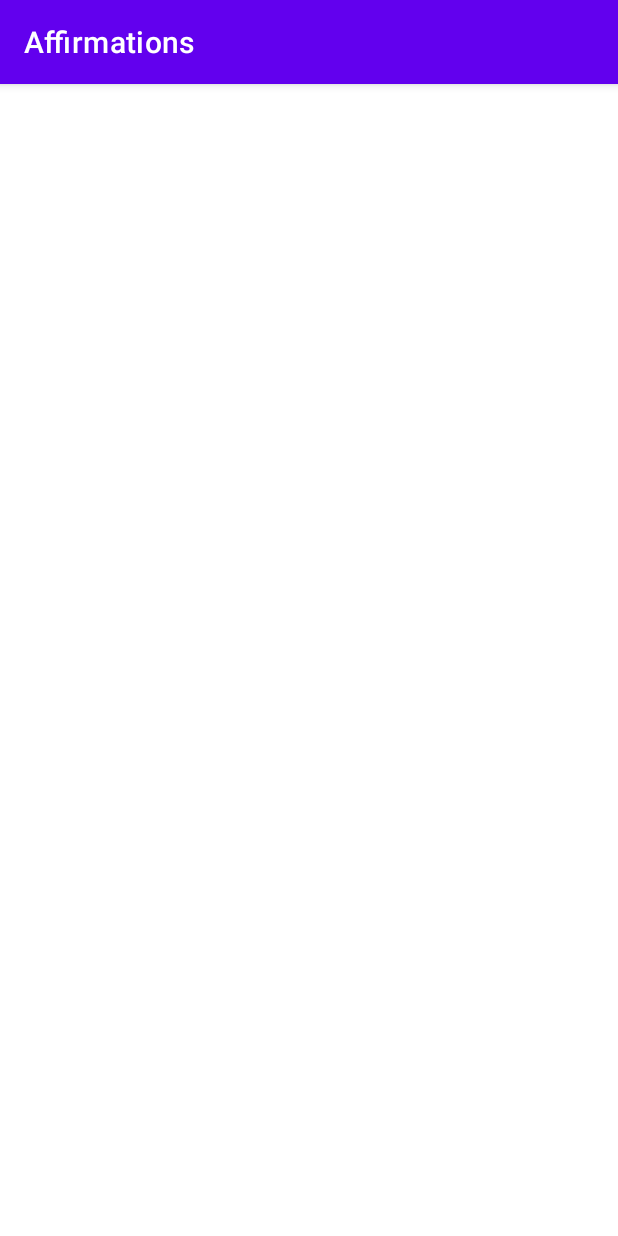
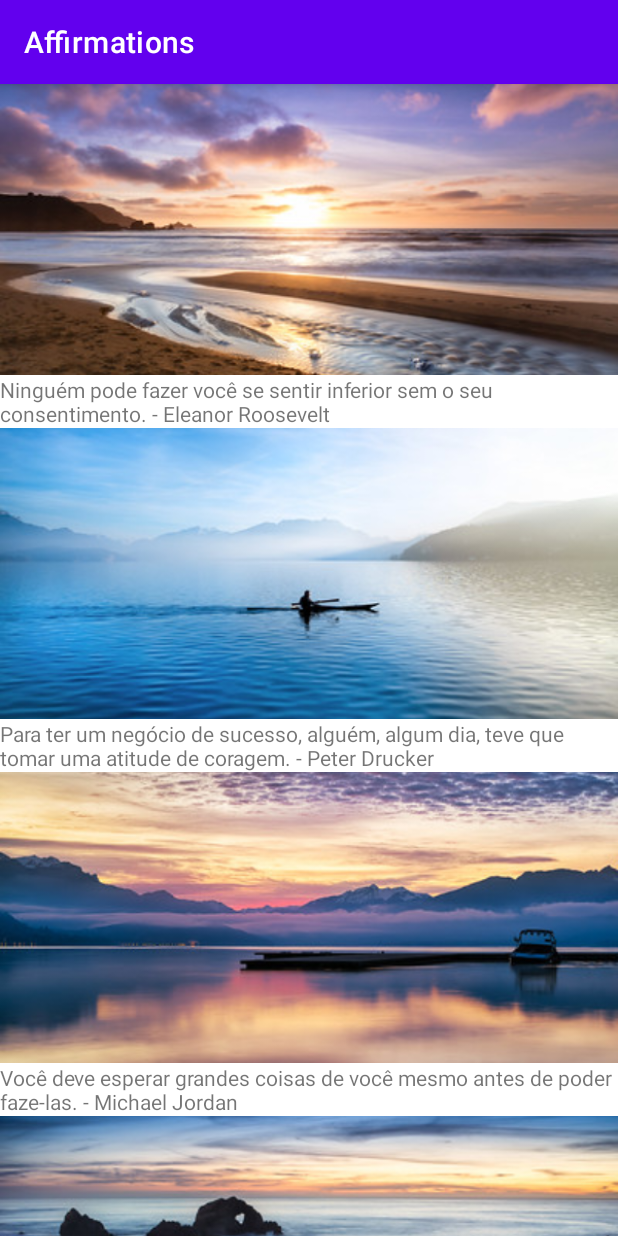
Before and after one commit to Gabriel-Machado-Belardino/Affirmations, an Android app: the screen it shows after launch (MainActivity), on a phone screen of 412 x 824 dp. Run offline under Robolectric (Android 15) with nearby library versions, the phone set to English and light mode, and no system bars.

Commit message:
recyclerLayout criado com as imagens e frase

```diff
--- a/app/src/main/java/com/ds/affirmations/MainActivity.kt
+++ b/app/src/main/java/com/ds/affirmations/MainActivity.kt
@@ -1,16 +1,19 @@
 package com.ds.affirmations
-
+import android.os.Bundle
 import androidx.appcompat.app.AppCompatActivity
-import android.os.Bundle
-import android.widget.TextView
+import androidx.recyclerview.widget.RecyclerView
+import com.ds.affirmations.adapter.ItemAdapter
 import com.ds.affirmations.data.Datasource
-
 class MainActivity : AppCompatActivity() {
     override fun onCreate(savedInstanceState: Bundle?) {
         super.onCreate(savedInstanceState)
         setContentView(R.layout.activity_main)
-
-        val textView: TextView = findViewById(R.id.Text1)
-        textView.text = Datasource().loadAffirmations().size.toString()
+// Initialize data.
+        val myDataset = Datasource().loadAffirmations()
+        val recyclerView = findViewById<RecyclerView>(R.id.recycler_view)
+        recyclerView.adapter = ItemAdapter(this, myDataset)
+// Use this setting to improve performance if you know that changes
+// in content do not change the layout size of the RecyclerView
+        recyclerView.setHasFixedSize(true)
     }
 }
--- /dev/null
+++ b/app/src/main/java/com/ds/affirmations/adapter/ItemAdapter.kt
@@ -0,0 +1,34 @@
+package com.ds.affirmations.adapter
+import android.content.Context
+import android.view.LayoutInflater
+import android.view.View
+import android.view.ViewGroup
+import android.widget.ImageView
+import android.widget.TextView
+import androidx.recyclerview.widget.RecyclerView
+import com.ds.affirmations.R
+import com.ds.affirmations.model.Affirmation
+class ItemAdapter(
+    private val context: Context,
+    private val dataset: List<Affirmation>
+) : RecyclerView.Adapter<ItemAdapter.ItemViewHolder>() {
+    class ItemViewHolder(private val view: View):
+        RecyclerView.ViewHolder(view) {
+        val textView: TextView =
+            view.findViewById(R.id.item_title)
+        val imageView: ImageView =
+            view.findViewById(R.id.item_image)
+    }
+    override fun onCreateViewHolder(parent: ViewGroup, viewType: Int): ItemViewHolder {
+// create a new view
+        val adapterLayout = LayoutInflater.from(parent.context)
+            .inflate(R.layout.list_item, parent, false)
+        return ItemViewHolder(adapterLayout)
+    }
+    override fun onBindViewHolder(holder: ItemViewHolder, position: Int) {
+        val item = dataset[position]
+        holder.textView.text = context.resources.getString(item.stringResourceId)
+        holder.imageView.setImageResource(item.imageResourceId)
+    }
+    override fun getItemCount() = dataset.size
+}
--- a/app/src/main/java/com/ds/affirmations/data/Datasource.kt
+++ b/app/src/main/java/com/ds/affirmations/data/Datasource.kt
@@ -1,22 +1,19 @@
 package com.ds.affirmations.data
-
 import com.ds.affirmations.R
 import com.ds.affirmations.model.Affirmation
-
-class Datasource {
-
+class Datasource() {
     fun loadAffirmations(): List<Affirmation> {
-        return listOf(
-            Affirmation(R.string.affirmation1),
-            Affirmation(R.string.affirmation2),
-            Affirmation(R.string.affirmation3),
-            Affirmation(R.string.affirmation4),
-            Affirmation(R.string.affirmation5),
-            Affirmation(R.string.affirmation6),
-            Affirmation(R.string.affirmation7),
-            Affirmation(R.string.affirmation8),
-            Affirmation(R.string.affirmation9),
-            Affirmation(R.string.affirmation10)
+        return listOf<Affirmation>(
+            Affirmation(R.string.affirmation1, R.drawable.image1),
+            Affirmation(R.string.affirmation2, R.drawable.image2),
+            Affirmation(R.string.affirmation3, R.drawable.image3),
+            Affirmation(R.string.affirmation4, R.drawable.image4),
+            Affirmation(R.string.affirmation5, R.drawable.image5),
+            Affirmation(R.string.affirmation6, R.drawable.image6),
+            Affirmation(R.string.affirmation7, R.drawable.image7),
+            Affirmation(R.string.affirmation8, R.drawable.image8),
+            Affirmation(R.string.affirmation9, R.drawable.image9),
+            Affirmation(R.string.affirmation10, R.drawable.image10)
         )
     }
 }
--- a/app/src/main/java/com/ds/affirmations/model/Affirmation.kt
+++ b/app/src/main/java/com/ds/affirmations/model/Affirmation.kt
@@ -1,3 +1,4 @@
 package com.ds.affirmations.model
-
-data class Affirmation(val stringResourceId: Int)
+import androidx.annotation.DrawableRes
+import androidx.annotation.StringRes
+data class Affirmation(@StringRes val stringResourceId: Int, @DrawableRes val imageResourceId: Int)
--- a/app/src/main/res/layout/activity_main.xml
+++ b/app/src/main/res/layout/activity_main.xml
@@ -1,5 +1,6 @@
 <?xml version="1.0" encoding="utf-8"?>
-<androidx.constraintlayout.widget.ConstraintLayout xmlns:android="http://schemas.android.com/apk/res/android"
+<FrameLayout
+    xmlns:android="http://schemas.android.com/apk/res/android"
     xmlns:app="http://schemas.android.com/apk/res-auto"
     xmlns:tools="http://schemas.android.com/tools"
     android:layout_width="match_parent"
@@ -7,4 +8,10 @@
     tools:context=".MainActivity">
 
 
-</androidx.constraintlayout.widget.ConstraintLayout>
+    <androidx.recyclerview.widget.RecyclerView
+        android:id="@+id/recycler_view"
+        android:layout_width="match_parent"
+        android:layout_height="match_parent"
+        android:scrollbars="vertical"
+        app:layoutManager="LinearLayoutManager" />
+</FrameLayout>
--- /dev/null
+++ b/app/src/main/res/layout/list_item.xml
@@ -0,0 +1,18 @@
+<?xml version="1.0" encoding="utf-8"?>
+<LinearLayout xmlns:android="http://schemas.android.com/apk/res/android"
+    android:layout_width="match_parent"
+    android:layout_height="wrap_content"
+    android:orientation="vertical">
+
+    <ImageView
+        android:layout_width="match_parent"
+        android:layout_height="194dp"
+        android:id="@+id/item_image"
+        android:importantForAccessibility="no"
+        android:scaleType="centerCrop" />
+
+    <TextView
+        android:id="@+id/item_title"
+        android:layout_width="wrap_content"
+        android:layout_height="wrap_content" />
+</LinearLayout>
```
Also changed, not shown: app/src/main/res/drawable/image1.jpg (added), app/src/main/res/drawable/image10.jpg (added), app/src/main/res/drawable/image2.jpg (added), app/src/main/res/drawable/image3.jpg (added), app/src/main/res/drawable/image4.jpg (added), app/src/main/res/drawable/image5.jpg (added), app/src/main/res/drawable/image6.jpg (added), app/src/main/res/drawable/image7.jpg (added), app/src/main/res/drawable/image8.jpg (added), app/src/main/res/drawable/image9.jpg (added).
